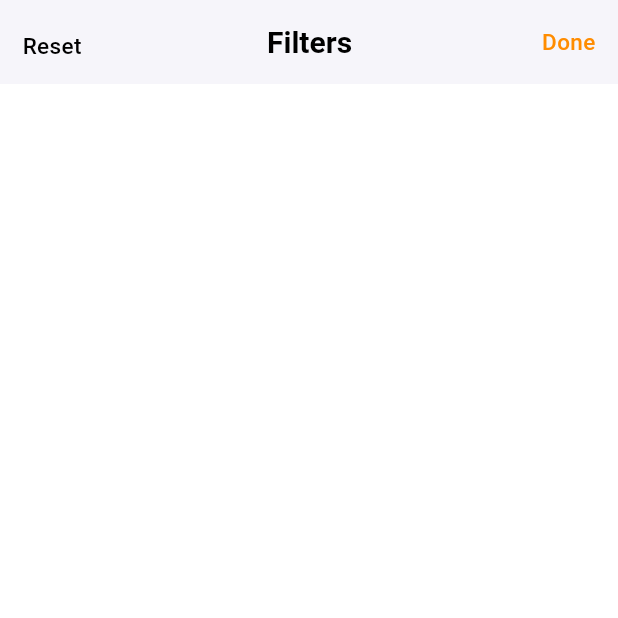
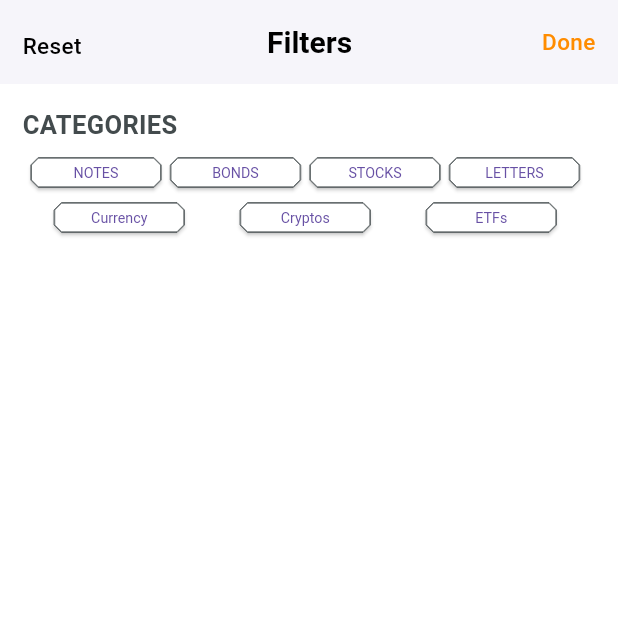
Before and after one commit to jcuellarv1966/flutter-ejemplo-01, a Flutter app: the FilterPage screen opened by its route, on a phone screen of 412 x 824 dp, the top half of it. Run offline on Flutter 3.47's test engine with Material 3 defaults, Android fonts, the phone set to English and light mode, and no system bars; missing offline and left inert: flutter_swiper_3; network calls fail.

Commit message:
Create Widget categoriesFilter and Refactorize filterPage and Routes ...

```diff
--- a/Avance.txt
+++ b/Avance.txt
@@ -33,3 +33,5 @@
 8:34:04 / 17:56:33
 
 8:48:29 / 17:56:33
+
+9:15:56 / 17:56:33
--- a/lib/src/features/presentation/filter_page/View/filter_page.dart
+++ b/lib/src/features/presentation/filter_page/View/filter_page.dart
@@ -2,7 +2,7 @@ import 'package:flutter/material.dart';
 
 import 'package:curso_delivery_app/src/colors/colors.dart';
 import 'package:curso_delivery_app/src/features/presentation/common-widgets/header_text.dart';
-import 'package:flutter/widgets.dart';
+import 'package:curso_delivery_app/src/features/presentation/filter_page/customWidgets/categories_filters.dart';
 
 class FilterPage extends StatefulWidget {
   const FilterPage({super.key});
@@ -48,6 +48,26 @@ class _FilterPageState extends State<FilterPage> {
             ),
           ],
         ),
+        body: CustomScrollView(
+          slivers: <Widget>[
+            SliverList(
+                delegate: SliverChildListDelegate([
+              Container(
+                alignment: Alignment.centerLeft,
+                margin:
+                    const EdgeInsets.only(top: 15.0, left: 15.0, right: 15.0),
+                child: headerText(
+                    texto: "CATEGORIES",
+                    color: gris,
+                    fontWeight: FontWeight.w600,
+                    fontSize: 17.0),
+              ),
+              Container(
+                  padding: const EdgeInsets.symmetric(horizontal: 5.0),
+                  child: const CategoriesFilter()),
+            ])),
+          ],
+        ),
       ),
     );
   }
--- /dev/null
+++ b/lib/src/features/presentation/filter_page/customWidgets/categories_filters.dart
@@ -0,0 +1,85 @@
+import 'package:curso_delivery_app/src/colors/colors.dart';
+import 'package:flutter/material.dart';
+
+class CategoriesFilter extends StatefulWidget {
+  const CategoriesFilter({super.key});
+
+  @override
+  State<CategoriesFilter> createState() => _CategoriesFilterState();
+}
+
+class _CategoriesFilterState extends State<CategoriesFilter> {
+  bool btnNotes = false;
+  bool btnBonds = false;
+  bool btnStocks = false;
+  bool btnLetters = false;
+  bool btnCurrency = false;
+  bool btnCryptos = false;
+  bool btnETFs = false;
+
+  @override
+  Widget build(BuildContext context) {
+    return Container(
+      margin: const EdgeInsets.only(top: 10.0, left: 15.0, right: 15.0),
+      child: Column(
+        children: [
+          Row(
+            mainAxisAlignment: MainAxisAlignment.spaceAround,
+            children: [
+              _roundedButtonFilter(() {
+                setState(() => btnNotes = !btnNotes);
+              }, btnNotes, "NOTES"),
+              _roundedButtonFilter(() {
+                setState(() => btnBonds = !btnBonds);
+              }, btnBonds, "BONDS"),
+              _roundedButtonFilter(() {
+                setState(() => btnStocks = !btnStocks);
+              }, btnStocks, "STOCKS"),
+              _roundedButtonFilter(() {
+                setState(() => btnLetters = !btnLetters);
+              }, btnLetters, "LETTERS"),
+            ],
+          ),
+          Row(
+            mainAxisAlignment: MainAxisAlignment.spaceAround,
+            children: [
+              _roundedButtonFilter(() {
+                setState(() => btnCurrency = !btnCurrency);
+              }, btnCurrency, "Currency"),
+              _roundedButtonFilter(() {
+                setState(() => btnCryptos = !btnCryptos);
+              }, btnCryptos, "Cryptos"),
+              _roundedButtonFilter(() {
+                setState(() => btnETFs = !btnETFs);
+              }, btnETFs, "ETFs"),
+            ],
+          ),
+        ],
+      ),
+    );
+  }
+}
+
+Widget _roundedButtonFilter(Function() func, bool isActive, String labelText) {
+  return Container(
+    padding: const EdgeInsets.only(right: 5.0),
+    margin: const EdgeInsets.only(bottom: 10.0),
+    width: 92.0,
+    height: 20.0,
+    child: ElevatedButton(
+      onPressed: func,
+      style: ElevatedButton.styleFrom(
+          backgroundColor: Colors.white,
+          side: BorderSide(color: isActive ? orange : gris, width: 0.5),
+          textStyle: TextStyle(
+              color: isActive ? orange : gris,
+              fontSize: 9.5,
+              fontWeight: FontWeight.w400,
+              fontStyle: FontStyle.normal),
+          shape: const BeveledRectangleBorder(
+            borderRadius: BorderRadius.all(Radius.circular(5.0)),
+          )),
+      child: Text(labelText),
+    ),
+  );
+}
--- a/lib/src/routes/routes.dart
+++ b/lib/src/routes/routes.dart
@@ -7,6 +7,7 @@ import 'package:curso_delivery_app/src/features/presentation/login_page/View/log
 import 'package:curso_delivery_app/src/features/presentation/search_page/View/search_view.dart';
 import 'package:curso_delivery_app/src/features/presentation/sign_up_page/View/sign_up_page.dart';
 import 'package:curso_delivery_app/src/features/presentation/welcome_page/view/welcome_page.dart';
+import 'package:curso_delivery_app/src/features/presentation/filter_page/customWidgets/categories_filters.dart';
 
 final routes = <String, WidgetBuilder>{
   'welcome': (BuildContext context) => WelcomePage(),
@@ -16,4 +17,5 @@ final routes = <String, WidgetBuilder>{
   'tabs': (BuildContext context) => const TabsPage(),
   'search': (BuildContext context) => const SearchPage(),
   'filter': (BuildContext context) => const FilterPage(),
+  'filter-categories': (BuildContext context) => const CategoriesFilter(),
 };
```
